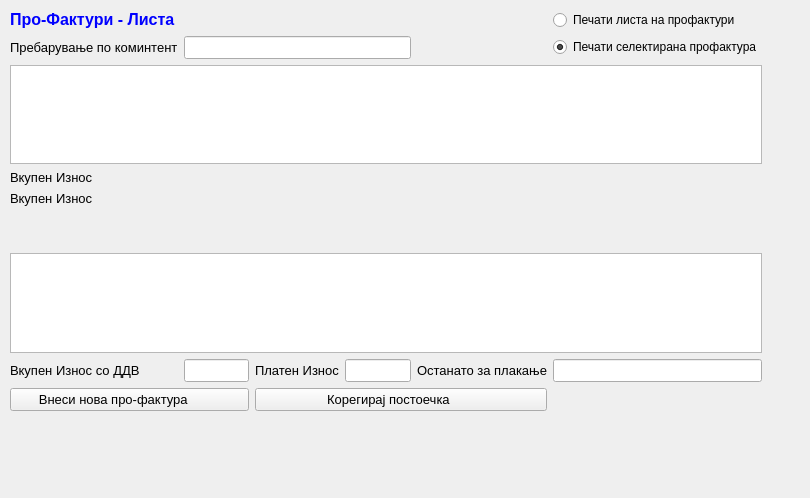
This is sterna/ProFakturi/profakturilista.ui in srgank/sterna_x as Qt 5 draws it before an edit. The edited form follows.
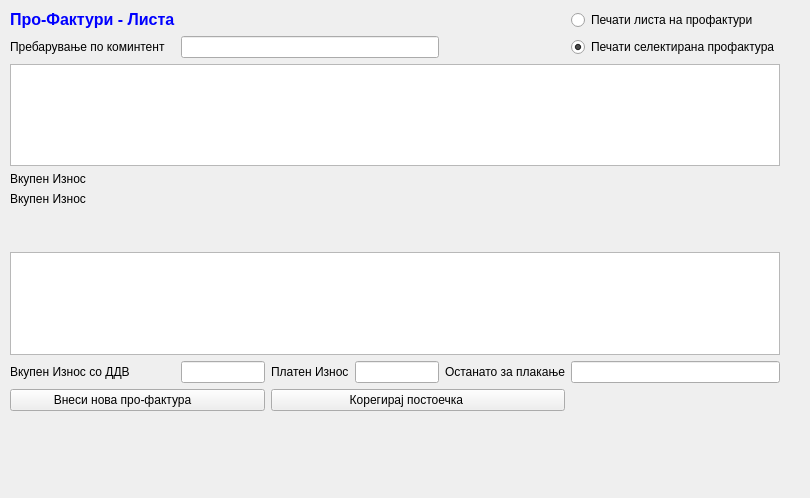
This is the edited form. Icons and pictures are not drawn.

Patch:
```diff
--- a/sterna/ProFakturi/profakturilista.ui
+++ b/sterna/ProFakturi/profakturilista.ui
@@ -18,18 +18,13 @@
     <rect>
      <x>10</x>
      <y>10</y>
-     <width>752</width>
+     <width>770</width>
      <height>401</height>
     </rect>
    </property>
    <layout class="QGridLayout" name="gridLayout">
     <item row="0" column="0">
      <widget class="QLabel" name="label_4">
-      <property name="font">
-       <font>
-        <pointsize>10</pointsize>
-       </font>
-      </property>
       <property name="text">
        <string>&lt;!DOCTYPE HTML PUBLIC &quot;-//W3C//DTD HTML 4.0//EN&quot; &quot;http://www.w3.org/TR/REC-html40/strict.dtd&quot;&gt;
 &lt;html&gt;&lt;head&gt;&lt;meta name=&quot;qrichtext&quot; content=&quot;1&quot; /&gt;&lt;style type=&quot;text/css&quot;&gt;
@@ -100,24 +95,13 @@
     </item>
     <item row="1" column="0">
      <widget class="QLabel" name="label_8">
-      <property name="font">
-       <font>
-        <pointsize>10</pointsize>
-       </font>
-      </property>
       <property name="text">
        <string>Пребарување по коминтент</string>
       </property>
      </widget>
     </item>
     <item row="1" column="1" colspan="3">
-     <widget class="QLineEdit" name="lineEdit_7">
-      <property name="font">
-       <font>
-        <pointsize>10</pointsize>
-       </font>
-      </property>
-     </widget>
+     <widget class="QLineEdit" name="lineEdit_7"/>
     </item>
     <item row="1" column="5">
      <widget class="QRadioButton" name="radioButton_2">
@@ -168,11 +152,6 @@
         </disabled>
        </palette>
       </property>
-      <property name="font">
-       <font>
-        <pointsize>10</pointsize>
-       </font>
-      </property>
       <property name="alternatingRowColors">
        <bool>true</bool>
       </property>
@@ -180,11 +159,6 @@
     </item>
     <item row="3" column="0">
      <widget class="QLabel" name="label_11">
-      <property name="font">
-       <font>
-        <pointsize>10</pointsize>
-       </font>
-      </property>
       <property name="text">
        <string>Вкупен Износ </string>
       </property>
@@ -192,11 +166,6 @@
     </item>
     <item row="4" column="0">
      <widget class="QLabel" name="label_12">
-      <property name="font">
-       <font>
-        <pointsize>10</pointsize>
-       </font>
-      </property>
       <property name="text">
        <string>Вкупен Износ </string>
       </property>
@@ -241,13 +210,6 @@
         </disabled>
        </palette>
       </property>
-      <property name="font">
-       <font>
-        <pointsize>10</pointsize>
-        <weight>75</weight>
-        <bold>true</bold>
-       </font>
-      </property>
       <property name="text">
        <string/>
       </property>
@@ -255,12 +217,6 @@
     </item>
     <item row="6" column="0">
      <widget class="QLabel" name="label">
-      <property name="font">
-       <font>
-        <weight>75</weight>
-        <bold>true</bold>
-       </font>
-      </property>
       <property name="text">
        <string/>
       </property>
@@ -268,11 +224,6 @@
     </item>
     <item row="7" column="0" colspan="6">
      <widget class="QTableView" name="tableView_2">
-      <property name="font">
-       <font>
-        <pointsize>10</pointsize>
-       </font>
-      </property>
       <property name="alternatingRowColors">
        <bool>true</bool>
       </property>
@@ -280,11 +231,6 @@
     </item>
     <item row="8" column="0">
      <widget class="QLabel" name="label_7">
-      <property name="font">
-       <font>
-        <pointsize>10</pointsize>
-       </font>
-      </property>
       <property name="text">
        <string>Вкупен Износ со ДДВ </string>
       </property>
@@ -292,13 +238,6 @@
     </item>
     <item row="8" column="1">
      <widget class="QLineEdit" name="lineEdit_6">
-      <property name="font">
-       <font>
-        <pointsize>10</pointsize>
-        <weight>75</weight>
-        <bold>true</bold>
-       </font>
-      </property>
       <property name="alignment">
        <set>Qt::AlignRight|Qt::AlignTrailing|Qt::AlignVCenter</set>
       </property>
@@ -309,11 +248,6 @@
     </item>
     <item row="8" column="2">
      <widget class="QLabel" name="label_9">
-      <property name="font">
-       <font>
-        <pointsize>10</pointsize>
-       </font>
-      </property>
       <property name="text">
        <string>Платен Износ</string>
       </property>
@@ -321,13 +255,6 @@
     </item>
     <item row="8" column="3">
      <widget class="QLineEdit" name="lineEdit_8">
-      <property name="font">
-       <font>
-        <pointsize>10</pointsize>
-        <weight>75</weight>
-        <bold>true</bold>
-       </font>
-      </property>
       <property name="alignment">
        <set>Qt::AlignRight|Qt::AlignTrailing|Qt::AlignVCenter</set>
       </property>
@@ -338,11 +265,6 @@
     </item>
     <item row="8" column="4">
      <widget class="QLabel" name="label_10">
-      <property name="font">
-       <font>
-        <pointsize>10</pointsize>
-       </font>
-      </property>
       <property name="text">
        <string>Останато за плакање</string>
       </property>
@@ -350,13 +272,6 @@
     </item>
     <item row="8" column="5">
      <widget class="QLineEdit" name="lineEdit_9">
-      <property name="font">
-       <font>
-        <pointsize>10</pointsize>
-        <weight>75</weight>
-        <bold>true</bold>
-       </font>
-      </property>
       <property name="alignment">
        <set>Qt::AlignRight|Qt::AlignTrailing|Qt::AlignVCenter</set>
       </property>
@@ -367,11 +282,6 @@
     </item>
     <item row="9" column="0" colspan="2">
      <widget class="QPushButton" name="pushButton">
-      <property name="font">
-       <font>
-        <pointsize>10</pointsize>
-       </font>
-      </property>
       <property name="text">
        <string>Внеси нова про-фактура         </string>
       </property>
@@ -383,11 +293,6 @@
     </item>
     <item row="9" column="2" colspan="3">
      <widget class="QPushButton" name="pushButton_2">
-      <property name="font">
-       <font>
-        <pointsize>10</pointsize>
-       </font>
-      </property>
       <property name="text">
        <string>Корегирај постоечка       </string>
       </property>
```
